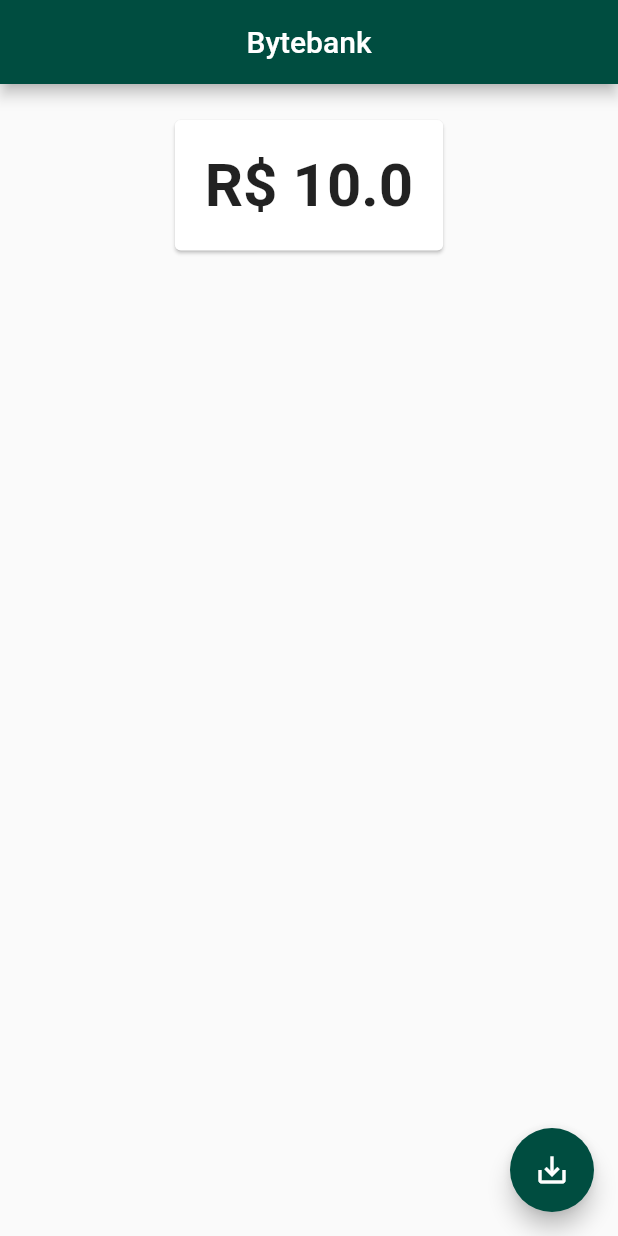
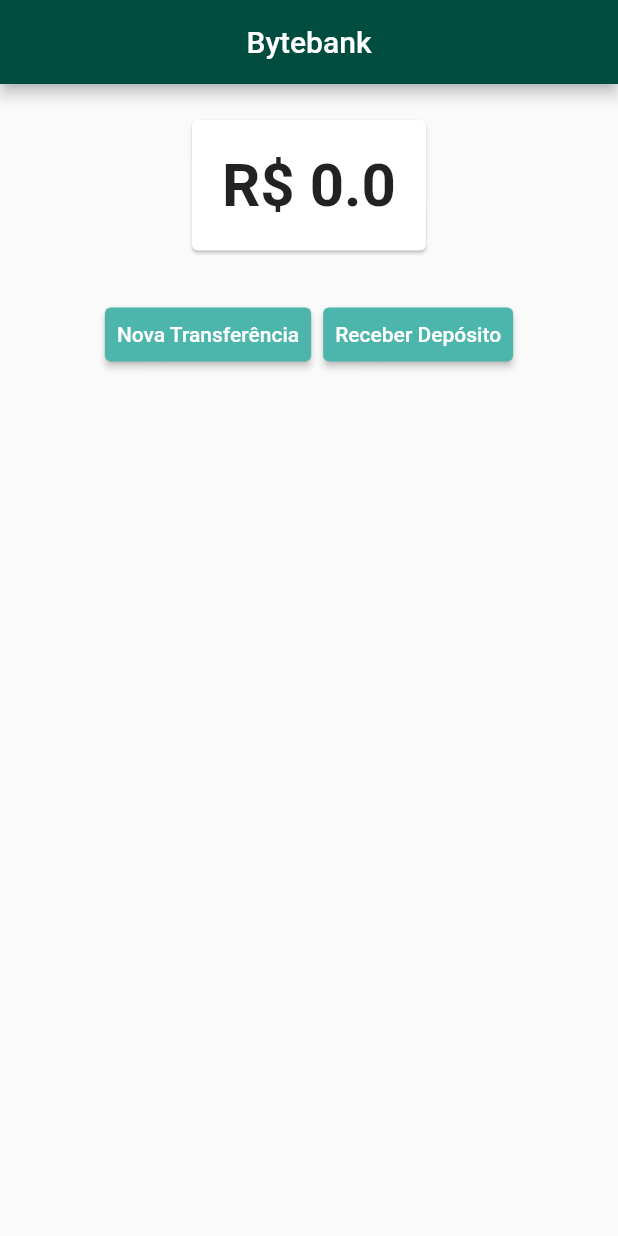
Before and after one commit to MuriloAlexSilva/modelo_transferencia, a Flutter app: the screen it shows after launch, on a phone screen of 412 x 824 dp. Run offline on Flutter 3.47's test engine with Material 2 defaults, Android fonts, the phone set to English and light mode, and no system bars; statements that could not run were skipped.

```diff
--- a/modelo_transferencia/lib/components/saldoCard.dart
+++ b/modelo_transferencia/lib/components/saldoCard.dart
@@ -1,21 +1,21 @@
 import 'package:flutter/material.dart';
 import 'package:modelo_transferencia/models/saldoModel.dart';
+import 'package:provider/provider.dart';
 
 class SaldoCard extends StatelessWidget {
-  final Saldo saldo;
-
-  const SaldoCard({Key key, this.saldo}) : super(key: key);
-
   @override
   Widget build(BuildContext context) {
     return Card(
       child: Padding(
-        padding: const EdgeInsets.all(20.0),
-        child: Text(
-          saldo.toString(),
-          style: TextStyle(fontSize: 40, fontWeight: FontWeight.bold),
-        ),
-      ),
+          padding: const EdgeInsets.all(20.0),
+          child: Consumer<Saldo>(
+            builder: (context, valor, child) {
+              return Text(
+                valor.toString(),
+                style: TextStyle(fontSize: 40, fontWeight: FontWeight.bold),
+              );
+            },
+          )),
     );
   }
 }
--- a/modelo_transferencia/lib/main.dart
+++ b/modelo_transferencia/lib/main.dart
@@ -1,9 +1,25 @@
 import 'package:flutter/material.dart';
+import 'package:modelo_transferencia/models/transferencias.dart';
 import 'package:modelo_transferencia/views/dashboard.dart';
-import 'package:modelo_transferencia/views/lista_transferencia.dart';
+import 'package:modelo_transferencia/views/deposito.dart';
+import 'package:modelo_transferencia/views/transferencia.dart';
+import 'package:provider/provider.dart';
+
+import 'models/saldoModel.dart';
 
 void main() {
-  runApp(MyApp());
+  runApp(MultiProvider(
+    //Aqui será colocado a var que será utilizada em toda a app
+    providers: [
+      ChangeNotifierProvider(
+        create: (context) => Saldo(valor: 0),
+      ),
+      ChangeNotifierProvider(
+        create: (context) => Transferencias(),
+      ),
+    ],
+    child: MyApp(),
+  ));
 }
 
 class MyApp extends StatelessWidget {
@@ -24,7 +40,8 @@ class MyApp extends StatelessWidget {
       initialRoute: '/',
       routes: {
         '/': (context) => Dashboard(),
-        '/listaTransferencia': (context) => ListaTransferencia(),
+        '/transferencia': (context) => PageTransferencia(),
+        '/deposito': (context) => Deposito(),
       },
     );
   }
--- a/modelo_transferencia/lib/models/saldoModel.dart
+++ b/modelo_transferencia/lib/models/saldoModel.dart
@@ -1,9 +1,21 @@
-import 'dart:ffi';
+import 'package:flutter/material.dart';
 
-class Saldo {
-  final double valor;
+class Saldo extends ChangeNotifier {
+  double valor;
 
   Saldo({this.valor});
+
+  //Função para adionar o valor desejado
+  void adiciona(double valor) {
+    this.valor += valor;
+    notifyListeners();
+  }
+
+  //Função para subtrair o valor desejado
+  void subtrair(double valor) {
+    this.valor -= valor;
+    notifyListeners();
+  }
 
   @override
   String toString() => 'R\$ $valor';
--- a/modelo_transferencia/lib/views/dashboard.dart
+++ b/modelo_transferencia/lib/views/dashboard.dart
@@ -1,6 +1,5 @@
 import 'package:flutter/material.dart';
 import 'package:modelo_transferencia/components/saldoCard.dart';
-import 'package:modelo_transferencia/models/saldoModel.dart';
 
 class Dashboard extends StatelessWidget {
   @override
@@ -12,16 +11,45 @@ class Dashboard extends StatelessWidget {
       ),
       body: Padding(
         padding: const EdgeInsets.all(20.0),
-        child: Align(
-          alignment: Alignment.topCenter,
-          child: SaldoCard(
-            saldo: Saldo(valor: 10.0),
-          ),
+        child: ListView(
+          children: [
+            Align(
+              alignment: Alignment.topCenter,
+              //Chama somente o saldoCard, pq o valor é inserido no ChangeNotifierProvider no main
+              child: SaldoCard(),
+            ),
+            Padding(
+              padding: const EdgeInsets.only(top: 20.0),
+              child: Column(
+                children: [
+                  ButtonBar(
+                    alignment: MainAxisAlignment.center,
+                    children: [
+                      RaisedButton(
+                        child: Text(
+                          "Nova Transferência",
+                          style: TextStyle(color: Colors.white),
+                        ),
+                        onPressed: () {
+                          Navigator.of(context).pushNamed("/transferencia");
+                        },
+                      ),
+                      RaisedButton(
+                        child: Text(
+                          "Receber Depósito",
+                          style: TextStyle(color: Colors.white),
+                        ),
+                        onPressed: () {
+                          Navigator.of(context).pushNamed("/deposito");
+                        },
+                      ),
+                    ],
+                  ),
+                ],
+              ),
+            )
+          ],
         ),
-      ),
-      floatingActionButton: FloatingActionButton(
-        child: Icon(Icons.save_alt),
-        onPressed: () => Navigator.of(context).pushNamed("/listaTransferencia"),
       ),
     );
   }
--- a/modelo_transferencia/lib/views/lista_transferencia.dart
+++ b/modelo_transferencia/lib/views/lista_transferencia.dart
@@ -1,6 +1,6 @@
 import 'package:flutter/material.dart';
 import 'package:modelo_transferencia/models/transferencia.dart';
-import 'package:modelo_transferencia/views/formulario.dart';
+import 'package:modelo_transferencia/views/transferencia.dart';
 
 class ListaTransferencia extends StatefulWidget {
   @override
@@ -43,7 +43,7 @@ class _ListaTransferenciaState extends State<ListaTransferencia> {
             context,
             MaterialPageRoute(
               builder: (context) {
-                return PageTransferencia();
+                return;
               },
             ),
           );
```
Also changed, not shown: modelo_transferencia/lib/models/transferencias.dart (added, +13 -0 lines), modelo_transferencia/lib/views/deposito.dart (added, +62 -0 lines), modelo_transferencia/lib/views/transferencia.dart (renamed from modelo_transferencia/lib/views/formulario.dart, +23 -20 lines).
